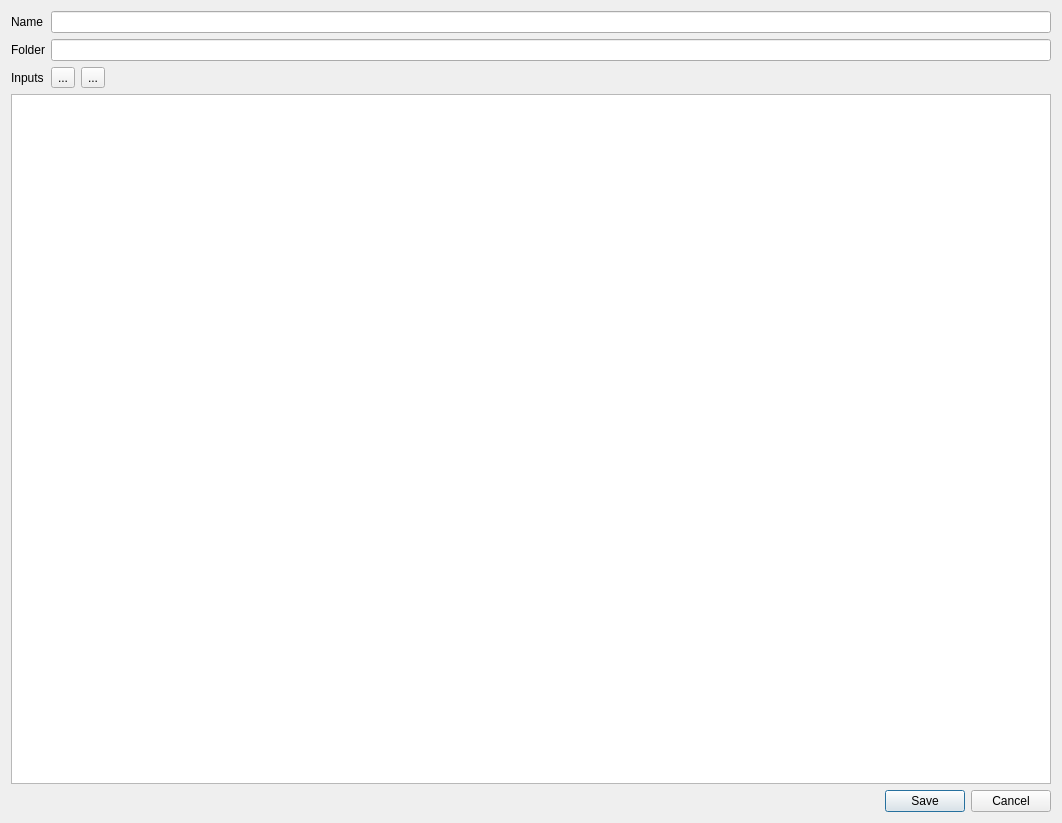
First picture: the form in scriptEditorDesigner.ui, repository Timin8er/KOS-Commander, before the edit.
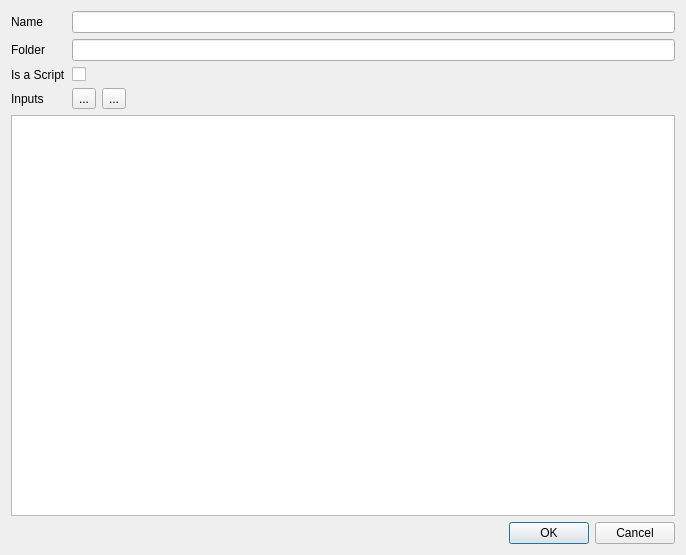
Second picture: the form after the edit.

Commit message: Cleaned up ui Script edoitor moved to its own file added a bunch more icons

Diff of the .ui file:
```diff
--- a/scriptEditorDesigner.ui
+++ b/scriptEditorDesigner.ui
@@ -6,8 +6,8 @@
    <rect>
     <x>0</x>
     <y>0</y>
-    <width>1062</width>
-    <height>823</height>
+    <width>686</width>
+    <height>555</height>
    </rect>
   </property>
   <property name="windowTitle">
@@ -30,7 +30,7 @@
        </property>
       </widget>
      </item>
-     <item row="2" column="0">
+     <item row="3" column="0">
       <widget class="QLabel" name="label_3">
        <property name="text">
         <string>Inputs</string>
@@ -43,7 +43,7 @@
      <item row="1" column="1">
       <widget class="QLineEdit" name="folderEdit"/>
      </item>
-     <item row="2" column="1">
+     <item row="3" column="1">
       <layout class="QVBoxLayout" name="verticalLayout_2">
        <item>
         <layout class="QHBoxLayout" name="horizontalLayout">
@@ -78,6 +78,20 @@
        </item>
       </layout>
      </item>
+     <item row="2" column="0">
+      <widget class="QLabel" name="label_4">
+       <property name="text">
+        <string>Is a Script</string>
+       </property>
+      </widget>
+     </item>
+     <item row="2" column="1">
+      <widget class="QCheckBox" name="isCommandCheckBox">
+       <property name="text">
+        <string/>
+       </property>
+      </widget>
+     </item>
     </layout>
    </item>
    <item>
@@ -89,7 +103,7 @@
       <enum>Qt::Horizontal</enum>
      </property>
      <property name="standardButtons">
-      <set>QDialogButtonBox::Cancel|QDialogButtonBox::Save</set>
+      <set>QDialogButtonBox::Cancel|QDialogButtonBox::Ok</set>
      </property>
     </widget>
    </item>
```
The commit also changes 28 other files.
